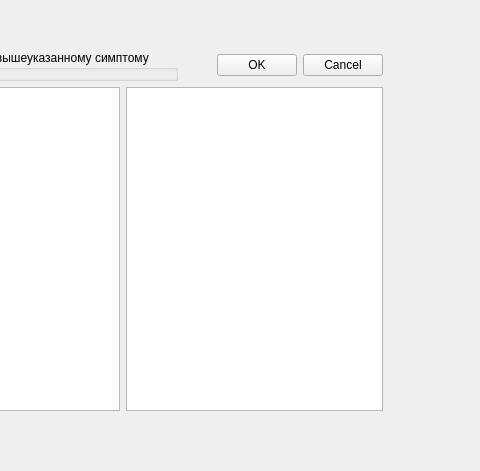
Qt form windowchapters.ui (iliner23/openRadar) before a commit; both pictures show x 607 to 1087 and y 0 to 471 of the 1087 by 602 pixel window.
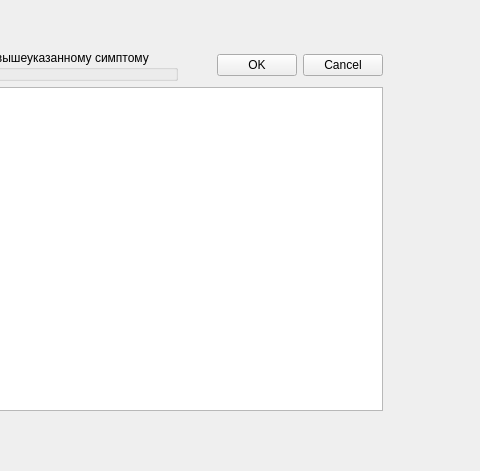
The same form after that commit.

Commit message: Was improved behavior some events with clicks on listView and buttons in windowChapters class

The edit to the form file:
```diff
--- a/windowchapters.ui
+++ b/windowchapters.ui
@@ -200,13 +200,6 @@
       <item>
        <widget class="QListView" name="listView"/>
       </item>
-      <item>
-       <widget class="QTreeView" name="treeView">
-        <attribute name="headerVisible">
-         <bool>false</bool>
-        </attribute>
-       </widget>
-      </item>
      </layout>
     </item>
    </layout>
```
The commit also changes 3 other files.
